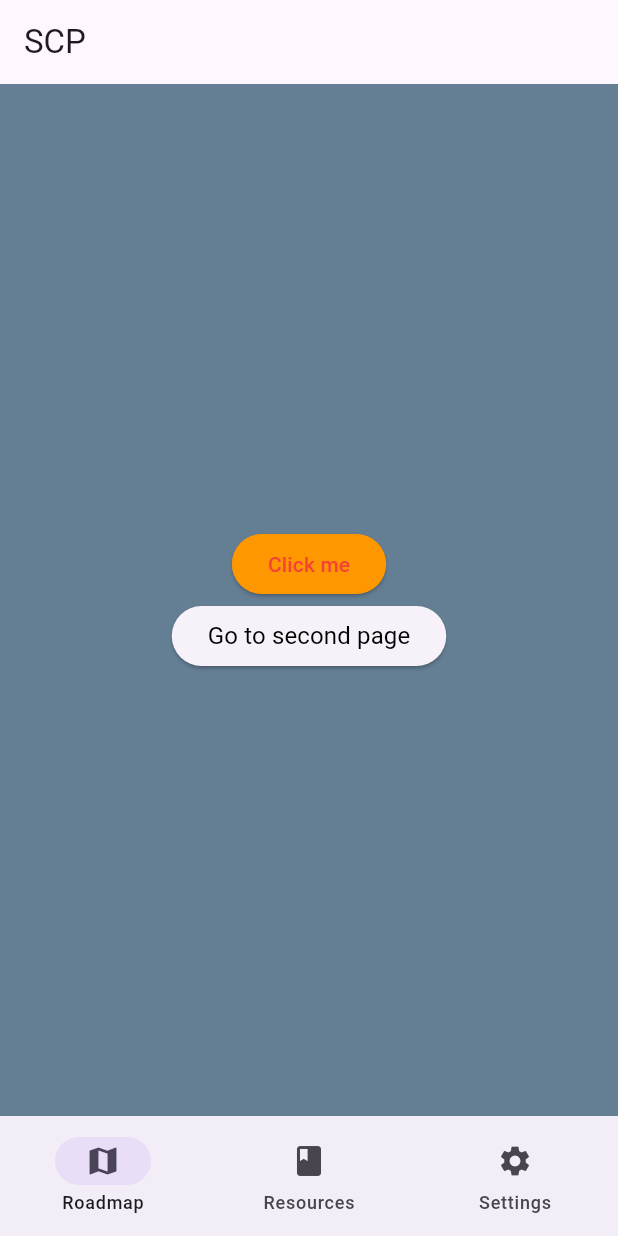
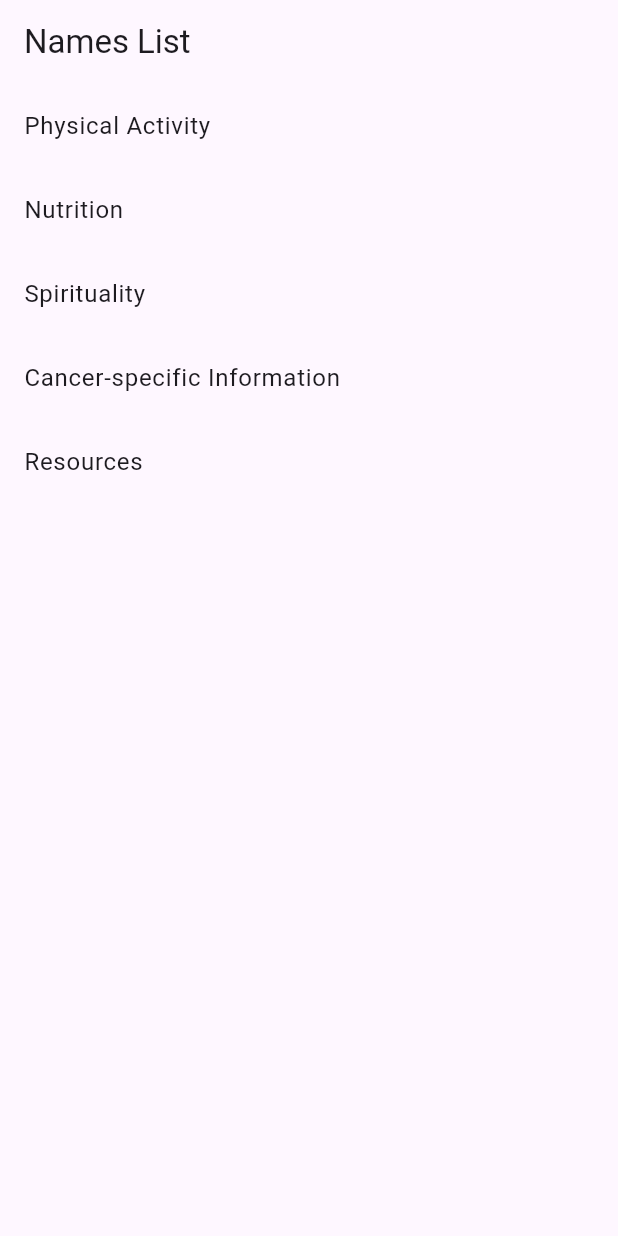
Before and after one commit to akshayam19/Cancer-Survivorship-Application-, a Flutter app: the screen it shows after launch, on a phone screen of 412 x 824 dp. Run offline on Flutter 3.47's test engine with Material 3 defaults, Android fonts, the phone set to English and light mode, and no system bars.

Commit message:
Add files via upload

```diff
--- a/lib/main.dart
+++ b/lib/main.dart
@@ -1,28 +1,141 @@
+import 'package:flutter/gestures.dart';
 import 'package:flutter/material.dart';
-import 'mainPage.dart'; // Import mainPage file
-import 'theme.dart'; // Import theme file
+import 'package:url_launcher/url_launcher_string.dart';
 
-// Main function runs the app
 void main() {
-  runApp(const MyApp());
+  runApp(MyApp());
 }
 
-// App
-class MyApp extends StatefulWidget {
-  const MyApp({super.key});
+class MyApp extends StatelessWidget {
+  final List<String> names = [
+    'Physical Activity',
+    'Nutrition',
+    'Spirituality',
+    'Cancer-specific Information',
+    'Resources'
+  ];
 
-  @override
-  State<MyApp> createState() => _MyAppState();
-}
-
-class _MyAppState extends State<MyApp> {
   @override
   Widget build(BuildContext context) {
     return MaterialApp(
-      debugShowCheckedModeBanner: false, // Removes debug banner
-      title: "SCP App",
-      theme: myTheme, // Apply the defined theme
-      home: MainPage(), // Default page for app
+      home: NamesList(names: names),
     );
   }
 }
+
+class NamesList extends StatelessWidget {
+  final List<String> names;
+
+  NamesList({required this.names});
+
+  @override
+  Widget build(BuildContext context) {
+    return Scaffold(
+      appBar: AppBar(
+        title: const Text('Names List'),
+      ),
+      body: ListView.builder(
+        itemCount: names.length,
+        itemBuilder: (BuildContext context, int index) {
+          return ListTile(
+            title: Text(names[index]),
+            onTap: () {
+              Navigator.push(
+                context,
+                MaterialPageRoute(
+                  builder: (context) => NameDetailsPage(name: names[index]),
+                ),
+              );
+            },
+          );
+        },
+      ),
+    );
+  }
+}
+
+class NameDetailsPage extends StatelessWidget {
+  final String name;
+
+  NameDetailsPage({required this.name});
+
+  @override
+  Widget build(BuildContext context) {
+    // Here you can define distinct information for each name
+    String detailText = '';
+    List<TextSpan> links = [];
+    if (name == 'Physical Activity') {
+      detailText = 'Information about Physical Activity. ';
+      links.add(TextSpan(
+        text: '6 Lifestyle Changes to Improve Your Cancer Care\n',
+        style: const TextStyle(
+          decoration: TextDecoration.underline,
+          color: Colors.blue,
+        ),
+        recognizer: TapGestureRecognizer()
+          ..onTap = ()
+            // Implement navigation or action when link is clicked
+            => launchUrlString('https://docs.flutter.io/flutter/services/UrlLauncher-class.html')
+      ));
+      links.add(TextSpan(
+        text: 'Physical Activity and the Person with Cancer\n',
+        style: const TextStyle(
+          decoration: TextDecoration.underline,
+          color: Colors.blue,
+        ),
+        recognizer: TapGestureRecognizer()
+          ..onTap = ()
+            // Implement navigation or action when link is clicked
+            => launchUrlString('https://docs.flutter.io/flutter/services/UrlLauncher-class.html')
+      ));
+      links.add(TextSpan(
+        text: 'Exercise During Cancer Treatment\n',
+        style: const TextStyle(
+          decoration: TextDecoration.underline,
+          color: Colors.blue,
+        ),
+        recognizer: TapGestureRecognizer()
+          ..onTap = ()
+            // Implement navigation or action when link is clicked
+            => launchUrlString('https://docs.flutter.io/flutter/services/UrlLauncher-class.html')
+      ));
+      links.add(TextSpan(
+        text: 'Physical Activity Cancer Survivors\n',
+        style: const TextStyle(
+          decoration: TextDecoration.underline,
+          color: Colors.blue,
+        ),
+        recognizer: TapGestureRecognizer()
+          ..onTap = ()
+            // Implement navigation or action when link is clicked
+            => launchUrlString('https://docs.flutter.io/flutter/services/UrlLauncher-class.html')
+      ));
+      links.add(TextSpan(
+        text: 'Physical Activity and Cancer Care- A Review\n',
+        style: const TextStyle(
+          decoration: TextDecoration.underline,
+          color: Colors.blue,
+        ),
+        recognizer: TapGestureRecognizer()
+          ..onTap = ()
+            // Implement navigation or action when link is clicked
+            => launchUrlString('https://docs.flutter.io/flutter/services/UrlLauncher-class.html')
+      ));
+    }
+
+    return Scaffold(
+      appBar: AppBar(
+        title: const Text('Name Details'),
+      ),
+      body: Center(
+        child: RichText(
+          text: TextSpan(
+            text: detailText,
+            style: const TextStyle(fontSize: 24.0, color: Colors.black),
+            children: links,
+          ),
+        ),
+      ),
+    );
+  }
+}
```
